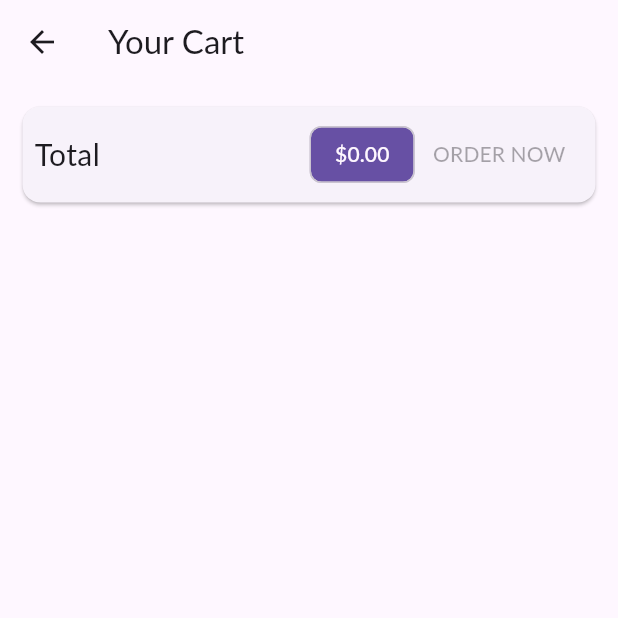
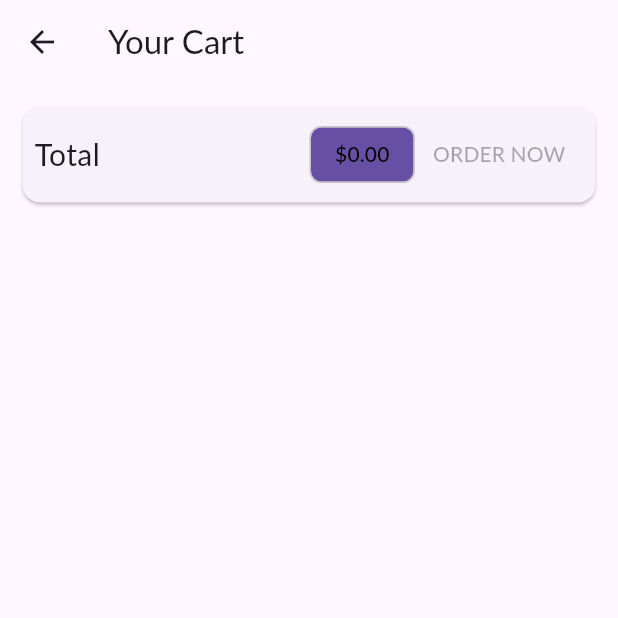
Before and after one commit to Kanglei-Inovations/KangleiMart, a Flutter app: the CartPage screen opened by its route, on a phone screen of 412 x 824 dp, the top half of it. Run offline on Flutter 3.47's test engine with Material 3 defaults, Android fonts, the phone set to English and light mode, and no system bars; our stand-ins replace cached_network_image, cloud_firestore, firebase_auth, firebase_core, firebase_storage, get and 1 more; accounts and stored records are empty; Roboto replaces fonts that are missing (Lato).

Commit message:
product_item.dart

```diff
--- a/lib/screens/cart_page.dart
+++ b/lib/screens/cart_page.dart
@@ -33,8 +33,8 @@ class CartPage extends StatelessWidget {
                   Chip(
                     label: Text(
                       '\$${cart.totalAmount.toStringAsFixed(2)}',
-                      style: TextStyle(
-                        color: Theme.of(context).primaryTextTheme.headline6?.color,
+                      style: const TextStyle(
+                        color: Colors.black,
                       ),
                     ),
                     backgroundColor: Theme.of(context).primaryColor,
--- a/lib/widgets/product_item.dart
+++ b/lib/widgets/product_item.dart
@@ -25,7 +25,8 @@ class ProductItem extends StatelessWidget {
         Navigator.of(context).pushNamed('/ProductScreen', arguments: id);
       },
       child: Container(
-        color: Colors.brown,
+        /// new code
+        color: Colors.red,
           padding: EdgeInsets.symmetric(horizontal: 20, vertical: 10),
           child: Stack(
             alignment: Alignment.center,
```
